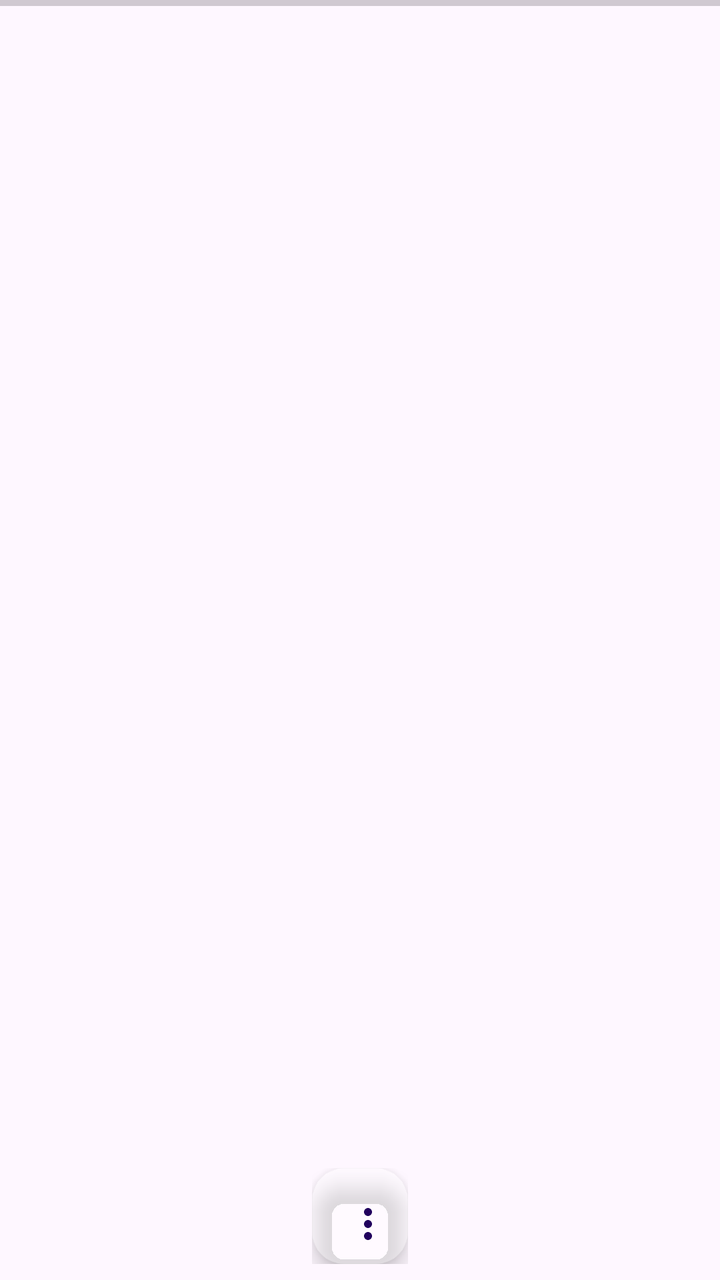
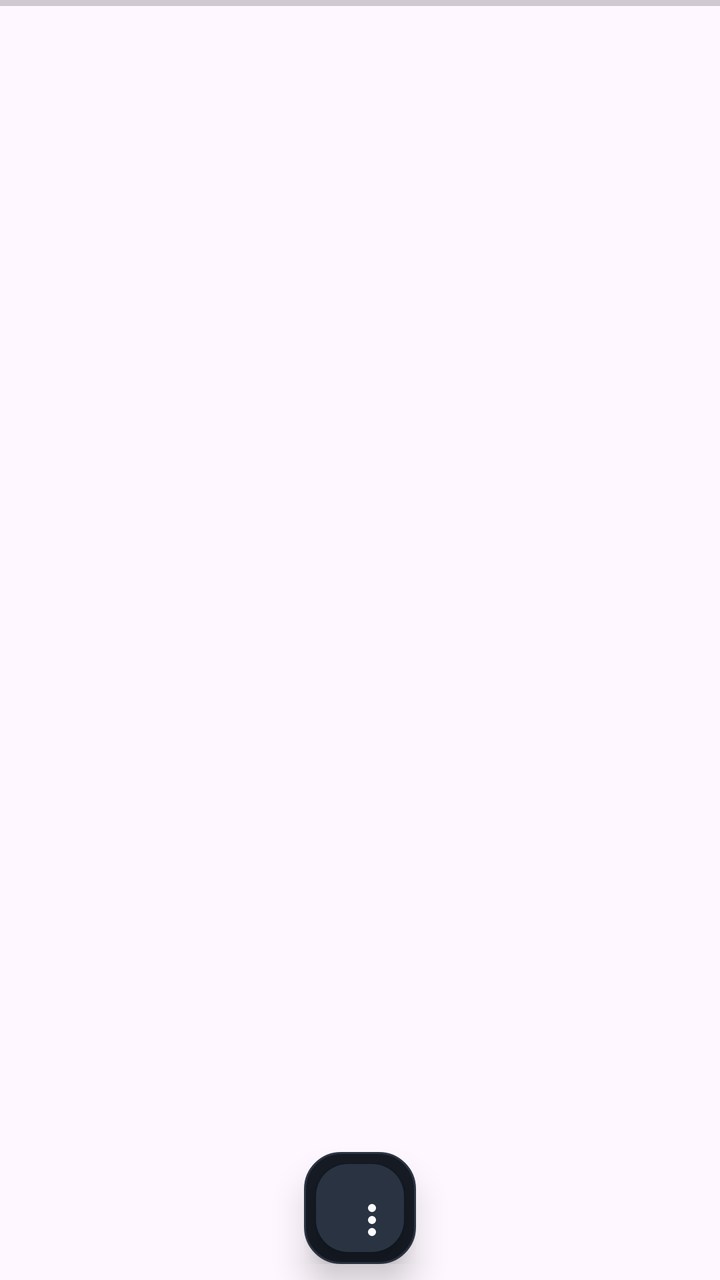

Screens rendered from an Android XML layout before and after an edit, with the pre-edit source and the edit as a unified diff.
<!-- AndroidManifest.xml: application theme Theme.SiteHub -->
<!-- res/layout/activity_web.xml -->
<FrameLayout xmlns:android="http://schemas.android.com/apk/res/android" xmlns:app="http://schemas.android.com/apk/res-auto" android:layout_width="match_parent" android:layout_height="match_parent">
    <FrameLayout android:id="@+id/webViewContainer" android:layout_width="match_parent" android:layout_height="match_parent" />
    <ProgressBar android:id="@+id/progress" style="?android:attr/progressBarStyleHorizontal" android:layout_width="match_parent" android:layout_height="3dp" android:layout_gravity="top" android:max="100" />
    <HorizontalScrollView android:id="@+id/windowTabScroller" android:layout_width="match_parent" android:layout_height="wrap_content" android:layout_gravity="top" android:layout_marginTop="64dp" android:fillViewport="true" android:scrollbars="none">
        <LinearLayout android:id="@+id/windowTabs" android:layout_width="wrap_content" android:layout_height="wrap_content" android:paddingStart="12dp" android:paddingEnd="12dp" android:paddingTop="4dp" android:paddingBottom="4dp" android:orientation="horizontal" />
    </HorizontalScrollView>
    <LinearLayout android:id="@+id/actionDrawer" android:layout_width="wrap_content" android:layout_height="wrap_content" android:layout_gravity="bottom|center_horizontal" android:layout_marginBottom="8dp" android:gravity="center_vertical" android:orientation="horizontal">
        <com.google.android.material.floatingactionbutton.FloatingActionButton android:id="@+id/menuButton" android:layout_width="48dp" android:layout_height="48dp" android:contentDescription="操作菜单" android:elevation="8dp" app:backgroundTint="#4DFFFFFF" app:fabSize="mini" app:srcCompat="@drawable/ic_more" />
        <com.google.android.material.floatingactionbutton.FloatingActionButton android:id="@+id/backButton" android:layout_width="48dp" android:layout_height="48dp" android:layout_marginStart="10dp" android:contentDescription="返回" android:elevation="8dp" android:visibility="gone" app:backgroundTint="#4DFFFFFF" app:fabSize="mini" app:srcCompat="@drawable/ic_back" />
        <com.google.android.material.floatingactionbutton.FloatingActionButton android:id="@+id/windowButton" android:layout_width="48dp" android:layout_height="48dp" android:layout_marginStart="10dp" android:contentDescription="切换窗口" android:elevation="8dp" android:visibility="gone" app:backgroundTint="#4DFFFFFF" app:fabSize="mini" app:srcCompat="@drawable/ic_windows" />
        <com.google.android.material.floatingactionbutton.FloatingActionButton android:id="@+id/switchSiteButton" android:layout_width="48dp" android:layout_height="48dp" android:layout_marginStart="10dp" android:contentDescription="切换网站" android:elevation="8dp" android:visibility="gone" app:backgroundTint="#4DFFFFFF" app:fabSize="mini" app:srcCompat="@drawable/ic_sites" />
        <com.google.android.material.floatingactionbutton.FloatingActionButton android:id="@+id/refreshButton" android:layout_width="48dp" android:layout_height="48dp" android:layout_marginStart="10dp" android:contentDescription="刷新" android:elevation="8dp" android:visibility="gone" app:backgroundTint="#4DFFFFFF" app:fabSize="mini" app:srcCompat="@drawable/ic_refresh" />
        <com.google.android.material.floatingactionbutton.FloatingActionButton android:id="@+id/clearCacheButton" android:layout_width="48dp" android:layout_height="48dp" android:layout_marginStart="10dp" android:contentDescription="清空网页缓存" android:elevation="8dp" android:visibility="gone" app:backgroundTint="#4DFFFFFF" app:fabSize="mini" app:srcCompat="@drawable/ic_cache" />
        <com.google.android.material.floatingactionbutton.FloatingActionButton android:id="@+id/clearLoginButton" android:layout_width="48dp" android:layout_height="48dp" android:layout_marginStart="10dp" android:contentDescription="清除登录状态" android:elevation="8dp" android:visibility="gone" app:backgroundTint="#4DFFFFFF" app:fabSize="mini" app:srcCompat="@drawable/ic_login" />
    </LinearLayout>
</FrameLayout>
<!-- resources referenced by this layout -->
<resources>
  <!-- drawable ic_back (drawable) -->
  <vector xmlns:android="http://schemas.android.com/apk/res/android" android:width="24dp" android:height="24dp" android:viewportWidth="24" android:viewportHeight="24">
      <path android:fillColor="#312E81" android:pathData="M20,11L7.83,11l5.59,-5.59L12,4l-8,8 8,8 1.41,-1.41L7.83,13L20,13z" />
  </vector>
  <!-- drawable ic_cache (drawable) -->
  <vector xmlns:android="http://schemas.android.com/apk/res/android" android:width="24dp" android:height="24dp" android:viewportWidth="24" android:viewportHeight="24"><path android:fillColor="#312E81" android:pathData="M6,2h9l3,3v17H6zM14,3.5V6h2.5zM8,10h8v2H8zM8,14h8v2H8zM8,18h5v2H8z" /></vector>
  <!-- drawable ic_login (drawable) -->
  <vector xmlns:android="http://schemas.android.com/apk/res/android" android:width="24dp" android:height="24dp" android:viewportWidth="24" android:viewportHeight="24"><path android:fillColor="#312E81" android:pathData="M10.09,15.59L11.5,17l5,-5 -5,-5 -1.41,1.41L12.67,11H3v2h9.67zM19,3h-6v2h6v14h-6v2h6c1.1,0 2,-0.9 2,-2V5c0,-1.1 -0.9,-2 -2,-2z" /></vector>
  <!-- drawable ic_more (drawable) -->
  <vector xmlns:android="http://schemas.android.com/apk/res/android" android:width="24dp" android:height="24dp" android:viewportWidth="24" android:viewportHeight="24"><path android:fillColor="#312E81" android:pathData="M12,8c1.1,0 2,-0.9 2,-2s-0.9,-2 -2,-2 -2,0.9 -2,2 0.9,2 2,2zM12,10c-1.1,0 -2,0.9 -2,2s0.9,2 2,2 2,-0.9 2,-2 -0.9,-2 -2,-2zM12,16c-1.1,0 -2,0.9 -2,2s0.9,2 2,2 2,-0.9 2,-2 -0.9,-2 -2,-2z" /></vector>
  <!-- drawable ic_refresh (drawable) -->
  <vector xmlns:android="http://schemas.android.com/apk/res/android" android:width="24dp" android:height="24dp" android:viewportWidth="24" android:viewportHeight="24"><path android:fillColor="#312E81" android:pathData="M17.65,6.35C16.2,4.9 14.21,4 12,4c-4.42,0 -7.99,3.58 -7.99,8s3.57,8 7.99,8c3.73,0 6.84,-2.55 7.73,-6h-2.08c-0.82,2.33 -3.04,4 -5.65,4 -3.31,0 -6,-2.69 -6,-6s2.69,-6 6,-6c1.66,0 3.14,0.69 4.22,1.78L13,11h7V4z" /></vector>
  <!-- drawable ic_sites (drawable) -->
  <vector xmlns:android="http://schemas.android.com/apk/res/android" android:width="24dp" android:height="24dp" android:viewportWidth="24" android:viewportHeight="24"><path android:fillColor="#312E81" android:pathData="M4,4h6v6H4zM14,4h6v6h-6zM4,14h6v6H4zM14,14h6v6h-6z" /></vector>
  <!-- drawable ic_windows (drawable) -->
  <vector xmlns:android="http://schemas.android.com/apk/res/android" android:width="24dp" android:height="24dp" android:viewportWidth="24" android:viewportHeight="24">
      <path android:fillColor="#FF243348" android:pathData="M4,5C4,3.9 4.9,3 6,3h10c1.1,0 2,0.9 2,2v8c0,1.1 -0.9,2 -2,2H6c-1.1,0 -2,-0.9 -2,-2V5zM6,5v2h10V5H6zM8,9H6v4h2V9zM16,9H10v4h6V9zM8,17h10c1.1,0 2,0.9 2,2v1c0,0.6 -0.4,1 -1,1H8c-1.1,0 -2,-0.9 -2,-2v-1c0,-0.6 0.4,-1 1,-1h1z" />
  </vector>
  <style name="Theme.SiteHub" parent="Theme.Material3.DayNight.NoActionBar">
          <item name="android:fontFamily">sans</item>
          <item name="android:colorAccent">@color/indigo_700</item>
          <item name="android:windowLightStatusBar">true</item>
          <item name="android:statusBarColor">@color/surface_primary</item>
          <item name="android:navigationBarColor">@android:color/white</item>
      </style>
  <color name="indigo_700">#4F46E5</color>
  <color name="surface_primary">#F8F7FF</color>
</resources>

<!-- the commit's change to res/layout/activity_web.xml (unified diff, before → after) -->
@@ -4,13 +4,13 @@
     <HorizontalScrollView android:id="@+id/windowTabScroller" android:layout_width="match_parent" android:layout_height="wrap_content" android:layout_gravity="top" android:layout_marginTop="64dp" android:fillViewport="true" android:scrollbars="none">
         <LinearLayout android:id="@+id/windowTabs" android:layout_width="wrap_content" android:layout_height="wrap_content" android:paddingStart="12dp" android:paddingEnd="12dp" android:paddingTop="4dp" android:paddingBottom="4dp" android:orientation="horizontal" />
     </HorizontalScrollView>
-    <LinearLayout android:id="@+id/actionDrawer" android:layout_width="wrap_content" android:layout_height="wrap_content" android:layout_gravity="bottom|center_horizontal" android:layout_marginBottom="8dp" android:gravity="center_vertical" android:orientation="horizontal">
-        <com.google.android.material.floatingactionbutton.FloatingActionButton android:id="@+id/menuButton" android:layout_width="48dp" android:layout_height="48dp" android:contentDescription="操作菜单" android:elevation="8dp" app:backgroundTint="#4DFFFFFF" app:fabSize="mini" app:srcCompat="@drawable/ic_more" />
-        <com.google.android.material.floatingactionbutton.FloatingActionButton android:id="@+id/backButton" android:layout_width="48dp" android:layout_height="48dp" android:layout_marginStart="10dp" android:contentDescription="返回" android:elevation="8dp" android:visibility="gone" app:backgroundTint="#4DFFFFFF" app:fabSize="mini" app:srcCompat="@drawable/ic_back" />
-        <com.google.android.material.floatingactionbutton.FloatingActionButton android:id="@+id/windowButton" android:layout_width="48dp" android:layout_height="48dp" android:layout_marginStart="10dp" android:contentDescription="切换窗口" android:elevation="8dp" android:visibility="gone" app:backgroundTint="#4DFFFFFF" app:fabSize="mini" app:srcCompat="@drawable/ic_windows" />
-        <com.google.android.material.floatingactionbutton.FloatingActionButton android:id="@+id/switchSiteButton" android:layout_width="48dp" android:layout_height="48dp" android:layout_marginStart="10dp" android:contentDescription="切换网站" android:elevation="8dp" android:visibility="gone" app:backgroundTint="#4DFFFFFF" app:fabSize="mini" app:srcCompat="@drawable/ic_sites" />
-        <com.google.android.material.floatingactionbutton.FloatingActionButton android:id="@+id/refreshButton" android:layout_width="48dp" android:layout_height="48dp" android:layout_marginStart="10dp" android:contentDescription="刷新" android:elevation="8dp" android:visibility="gone" app:backgroundTint="#4DFFFFFF" app:fabSize="mini" app:srcCompat="@drawable/ic_refresh" />
-        <com.google.android.material.floatingactionbutton.FloatingActionButton android:id="@+id/clearCacheButton" android:layout_width="48dp" android:layout_height="48dp" android:layout_marginStart="10dp" android:contentDescription="清空网页缓存" android:elevation="8dp" android:visibility="gone" app:backgroundTint="#4DFFFFFF" app:fabSize="mini" app:srcCompat="@drawable/ic_cache" />
-        <com.google.android.material.floatingactionbutton.FloatingActionButton android:id="@+id/clearLoginButton" android:layout_width="48dp" android:layout_height="48dp" android:layout_marginStart="10dp" android:contentDescription="清除登录状态" android:elevation="8dp" android:visibility="gone" app:backgroundTint="#4DFFFFFF" app:fabSize="mini" app:srcCompat="@drawable/ic_login" />
+    <LinearLayout android:id="@+id/actionDrawer" android:layout_width="wrap_content" android:layout_height="wrap_content" android:layout_gravity="bottom|center_horizontal" android:layout_marginStart="12dp" android:layout_marginEnd="12dp" android:layout_marginBottom="8dp" android:background="@drawable/bg_action_bar" android:clipToPadding="false" android:elevation="10dp" android:gravity="center_vertical" android:orientation="horizontal">
+        <com.google.android.material.floatingactionbutton.FloatingActionButton android:id="@+id/menuButton" android:layout_width="44dp" android:layout_height="44dp" android:contentDescription="操作菜单" android:elevation="0dp" android:padding="10dp" app:backgroundTint="#2A3342" app:fabSize="mini" app:srcCompat="@drawable/ic_more" app:tint="#F8FAFC" />
+        <com.google.android.material.floatingactionbutton.FloatingActionButton android:id="@+id/backButton" android:layout_width="44dp" android:layout_height="44dp" android:layout_marginStart="6dp" android:contentDescription="返回" android:elevation="0dp" android:padding="10dp" android:visibility="gone" app:backgroundTint="#222A38" app:fabSize="mini" app:srcCompat="@drawable/ic_back" app:tint="#D7DEE9" />
+        <com.google.android.material.floatingactionbutton.FloatingActionButton android:id="@+id/windowButton" android:layout_width="44dp" android:layout_height="44dp" android:layout_marginStart="6dp" android:contentDescription="切换窗口" android:elevation="0dp" android:padding="10dp" android:visibility="gone" app:backgroundTint="#222A38" app:fabSize="mini" app:srcCompat="@drawable/ic_windows" app:tint="#D7DEE9" />
+        <com.google.android.material.floatingactionbutton.FloatingActionButton android:id="@+id/switchSiteButton" android:layout_width="44dp" android:layout_height="44dp" android:layout_marginStart="6dp" android:contentDescription="切换网站" android:elevation="0dp" android:padding="10dp" android:visibility="gone" app:backgroundTint="#222A38" app:fabSize="mini" app:srcCompat="@drawable/ic_sites" app:tint="#D7DEE9" />
+        <com.google.android.material.floatingactionbutton.FloatingActionButton android:id="@+id/refreshButton" android:layout_width="44dp" android:layout_height="44dp" android:layout_marginStart="6dp" android:contentDescription="刷新" android:elevation="0dp" android:padding="10dp" android:visibility="gone" app:backgroundTint="#222A38" app:fabSize="mini" app:srcCompat="@drawable/ic_refresh" app:tint="#D7DEE9" />
+        <com.google.android.material.floatingactionbutton.FloatingActionButton android:id="@+id/clearCacheButton" android:layout_width="44dp" android:layout_height="44dp" android:layout_marginStart="6dp" android:contentDescription="清空网页缓存" android:elevation="0dp" android:padding="10dp" android:visibility="gone" app:backgroundTint="#222A38" app:fabSize="mini" app:srcCompat="@drawable/ic_cache" app:tint="#D7DEE9" />
+        <com.google.android.material.floatingactionbutton.FloatingActionButton android:id="@+id/clearLoginButton" android:layout_width="44dp" android:layout_height="44dp" android:layout_marginStart="6dp" android:contentDescription="清除登录状态" android:elevation="0dp" android:padding="10dp" android:visibility="gone" app:backgroundTint="#222A38" app:fabSize="mini" app:srcCompat="@drawable/ic_login" app:tint="#D7DEE9" />
     </LinearLayout>
 </FrameLayout>
<!-- resource entries referenced after the edit -->
@@ -1,5 +1,12 @@
 <!-- resources referenced by this layout -->
 <resources>
+  <!-- drawable bg_action_bar (drawable) -->
+  <shape xmlns:android="http://schemas.android.com/apk/res/android">
+      <solid android:color="#151A23" />
+      <stroke android:width="1dp" android:color="#2C3545" />
+      <corners android:radius="18dp" />
+      <padding android:left="6dp" android:top="6dp" android:right="6dp" android:bottom="6dp" />
+  </shape>
   <!-- drawable ic_back (drawable) -->
   <vector xmlns:android="http://schemas.android.com/apk/res/android" android:width="24dp" android:height="24dp" android:viewportWidth="24" android:viewportHeight="24">
       <path android:fillColor="#312E81" android:pathData="M20,11L7.83,11l5.59,-5.59L12,4l-8,8 8,8 1.41,-1.41L7.83,13L20,13z" />
